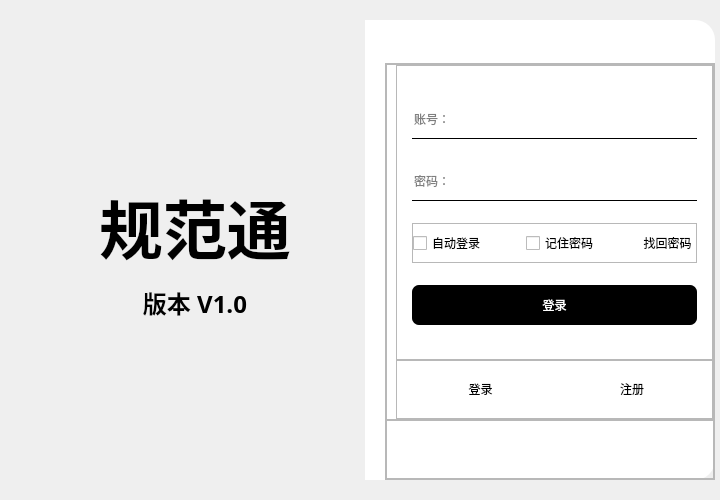
hyooeewee/Toolbox-of-Standard, file UI/Login.ui: the form before one commit.
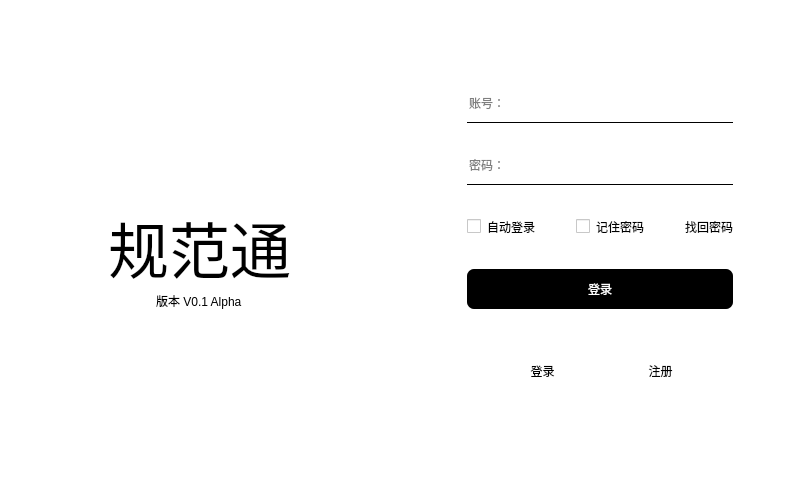
The form after the commit. Icons and pictures are not drawn.

The edit to the form file:
```diff
--- a/UI/Login.ui
+++ b/UI/Login.ui
@@ -6,7 +6,7 @@
    <rect>
     <x>0</x>
     <y>0</y>
-    <width>720</width>
+    <width>800</width>
     <height>500</height>
    </rect>
   </property>
@@ -16,6 +16,18 @@
     <verstretch>0</verstretch>
    </sizepolicy>
   </property>
+  <property name="minimumSize">
+   <size>
+    <width>800</width>
+    <height>500</height>
+   </size>
+  </property>
+  <property name="maximumSize">
+   <size>
+    <width>800</width>
+    <height>500</height>
+   </size>
+  </property>
   <property name="font">
    <font>
     <family>幼圆</family>
@@ -25,87 +37,127 @@
   <property name="windowTitle">
    <string>MainWindow</string>
   </property>
+  <property name="styleSheet">
+   <string notr="true">border: 0px;
+padding: 0px;
+margin: 0px;
+color: rgb(0, 0, 0);
+background-color: rgb(255, 255, 255);</string>
+  </property>
   <widget class="QWidget" name="centralwidget">
-   <property name="minimumSize">
-    <size>
-     <width>720</width>
-     <height>500</height>
-    </size>
+   <property name="styleSheet">
+    <string notr="true">#centralwidget{
+	background-color: rgb(255, 255, 255);
+	border-radius:20px;
+	margin: 5px;
+}
+
+QFrame,QLabel,QPushButton{
+	background-color: rgba(255, 0, 0, 0);
+}
+
+#frame_3{
+	margin: 30px;
+}</string>
    </property>
-   <property name="maximumSize">
-    <size>
-     <width>720</width>
-     <height>500</height>
-    </size>
-   </property>
-   <layout class="QHBoxLayout" name="horizontalLayout_5">
+   <layout class="QHBoxLayout" name="horizontalLayout_3">
+    <property name="spacing">
+     <number>0</number>
+    </property>
+    <property name="leftMargin">
+     <number>0</number>
+    </property>
+    <property name="topMargin">
+     <number>0</number>
+    </property>
+    <property name="rightMargin">
+     <number>0</number>
+    </property>
+    <property name="bottomMargin">
+     <number>0</number>
+    </property>
+    <item alignment="Qt::AlignHCenter">
+     <widget class="QFrame" name="frame_3">
+      <property name="sizePolicy">
+       <sizepolicy hsizetype="Expanding" vsizetype="Fixed">
+        <horstretch>5</horstretch>
+        <verstretch>0</verstretch>
+       </sizepolicy>
+      </property>
+      <property name="styleSheet">
+       <string notr="true"/>
+      </property>
+      <property name="frameShape">
+       <enum>QFrame::StyledPanel</enum>
+      </property>
+      <property name="frameShadow">
+       <enum>QFrame::Raised</enum>
+      </property>
+      <layout class="QVBoxLayout" name="verticalLayout">
     <property name="spacing">
-     <number>10</number>
+        <number>0</number>
     </property>
     <property name="leftMargin">
-     <number>10</number>
+        <number>0</number>
     </property>
     <property name="topMargin">
-     <number>10</number>
+        <number>0</number>
     </property>
     <property name="rightMargin">
-     <number>10</number>
+        <number>0</number>
     </property>
     <property name="bottomMargin">
-     <number>10</number>
-    </property>
-    <item>
-     <widget class="QLabel" name="label">
-      <property name="minimumSize">
-       <size>
-        <width>370</width>
-        <height>460</height>
-       </size>
-      </property>
-      <property name="maximumSize">
-       <size>
-        <width>350</width>
-        <height>460</height>
-       </size>
-      </property>
+        <number>0</number>
+       </property>
+       <item alignment="Qt::AlignHCenter">
+        <widget class="QLabel" name="label_icon">
+         <property name="styleSheet">
+          <string notr="true"/>
+         </property>
+         <property name="text">
+          <string/>
+         </property>
+         <property name="pixmap">
+          <pixmap resource="res.qrc">:/icons/icons/3914110.png</pixmap>
+         </property>
+        </widget>
+       </item>
+       <item alignment="Qt::AlignHCenter">
+        <widget class="QLabel" name="label_title">
       <property name="font">
        <font>
         <family>微软雅黑</family>
         <pointsize>46</pointsize>
        </font>
       </property>
+         <property name="styleSheet">
+          <string notr="true"/>
+         </property>
       <property name="text">
-       <string>&lt;html&gt;&lt;head/&gt;&lt;body&gt;&lt;p align=&quot;center&quot;&gt;&lt;img src=&quot;:/icons/icons/3914110.png&quot;/&gt;&lt;/p&gt;&lt;p align=&quot;center&quot;&gt;&lt;span style=&quot; font-size:48pt; font-weight:600;&quot;&gt;规范通&lt;/span&gt;&lt;/p&gt;&lt;p align=&quot;center&quot;&gt;&lt;span style=&quot; font-size:18pt; font-weight:600;&quot;&gt;版本 V1.0&lt;/span&gt;&lt;/p&gt;&lt;/body&gt;&lt;/html&gt;</string>
-      </property>
+          <string>规范通</string>
+         </property>
+        </widget>
+       </item>
+       <item alignment="Qt::AlignHCenter">
+        <widget class="QLabel" name="label_version">
+         <property name="text">
+          <string>版本 V0.1 Alpha</string>
+         </property>
+        </widget>
+       </item>
+      </layout>
      </widget>
     </item>
     <item>
      <widget class="QFrame" name="frame_2">
       <property name="sizePolicy">
-       <sizepolicy hsizetype="Preferred" vsizetype="Preferred">
-        <horstretch>0</horstretch>
+       <sizepolicy hsizetype="Expanding" vsizetype="Preferred">
+        <horstretch>5</horstretch>
         <verstretch>0</verstretch>
        </sizepolicy>
       </property>
-      <property name="minimumSize">
-       <size>
-        <width>350</width>
-        <height>460</height>
-       </size>
-      </property>
-      <property name="maximumSize">
-       <size>
-        <width>350</width>
-        <height>460</height>
-       </size>
-      </property>
       <property name="styleSheet">
-       <string notr="true">#frame_2{
-	background-color: rgb(255, 255, 255);
-	border-top-right-radius:20px;
-	border-bottom-right-radius:20px;
-	padding-left:20px;
-}</string>
+       <string notr="true"/>
       </property>
       <property name="frameShape">
        <enum>QFrame::StyledPanel</enum>
@@ -129,20 +181,38 @@
        <property name="bottomMargin">
         <number>0</number>
        </property>
-       <item>
+       <item alignment="Qt::AlignTop">
         <widget class="QFrame" name="frame">
+         <property name="sizePolicy">
+          <sizepolicy hsizetype="Preferred" vsizetype="Expanding">
+           <horstretch>0</horstretch>
+           <verstretch>1</verstretch>
+          </sizepolicy>
+         </property>
          <layout class="QHBoxLayout" name="horizontalLayout_2">
+          <property name="spacing">
+           <number>0</number>
+          </property>
+          <property name="leftMargin">
+           <number>0</number>
+          </property>
           <property name="topMargin">
-           <number>10</number>
+           <number>20</number>
           </property>
           <property name="rightMargin">
-           <number>10</number>
+           <number>20</number>
+          </property>
+          <property name="bottomMargin">
+           <number>0</number>
           </property>
           <item>
            <spacer name="horizontalSpacer">
             <property name="orientation">
              <enum>Qt::Horizontal</enum>
             </property>
+            <property name="sizeType">
+             <enum>QSizePolicy::Expanding</enum>
+            </property>
             <property name="sizeHint" stdset="0">
              <size>
               <width>40</width>
@@ -153,6 +223,12 @@
           </item>
           <item>
            <widget class="QPushButton" name="pushButton">
+            <property name="sizePolicy">
+             <sizepolicy hsizetype="Preferred" vsizetype="Preferred">
+              <horstretch>0</horstretch>
+              <verstretch>0</verstretch>
+             </sizepolicy>
+            </property>
             <property name="styleSheet">
              <string notr="true">QPushButton{
 	border:none;
@@ -181,108 +257,24 @@
          </layout>
         </widget>
        </item>
-       <item>
-        <widget class="QFrame" name="frame_3">
-         <property name="minimumSize">
-          <size>
-           <width>221</width>
-           <height>231</height>
-          </size>
-         </property>
-         <property name="frameShape">
-          <enum>QFrame::StyledPanel</enum>
-         </property>
-         <property name="frameShadow">
-          <enum>QFrame::Raised</enum>
-         </property>
-         <layout class="QVBoxLayout" name="verticalLayout">
-          <property name="spacing">
-           <number>0</number>
-          </property>
-          <property name="leftMargin">
-           <number>0</number>
-          </property>
-          <property name="topMargin">
-           <number>0</number>
-          </property>
-          <property name="rightMargin">
-           <number>0</number>
-          </property>
-          <property name="bottomMargin">
-           <number>0</number>
-          </property>
-          <item>
-           <widget class="QFrame" name="frame_4">
-            <property name="sizePolicy">
-             <sizepolicy hsizetype="Preferred" vsizetype="Expanding">
-              <horstretch>0</horstretch>
-              <verstretch>6</verstretch>
-             </sizepolicy>
-            </property>
-            <property name="frameShape">
-             <enum>QFrame::StyledPanel</enum>
-            </property>
-            <property name="frameShadow">
-             <enum>QFrame::Raised</enum>
-            </property>
-            <layout class="QVBoxLayout" name="verticalLayout_3">
-             <property name="spacing">
-              <number>0</number>
-             </property>
-             <property name="leftMargin">
-              <number>9</number>
-             </property>
-             <property name="topMargin">
-              <number>0</number>
-             </property>
-             <property name="rightMargin">
-              <number>0</number>
-             </property>
-             <property name="bottomMargin">
-              <number>0</number>
-             </property>
-             <item>
-              <widget class="QFrame" name="frame_6">
-               <property name="sizePolicy">
-                <sizepolicy hsizetype="Preferred" vsizetype="Expanding">
-                 <horstretch>0</horstretch>
-                 <verstretch>5</verstretch>
-                </sizepolicy>
-               </property>
-               <property name="frameShape">
-                <enum>QFrame::StyledPanel</enum>
-               </property>
-               <property name="frameShadow">
-                <enum>QFrame::Raised</enum>
-               </property>
-               <layout class="QVBoxLayout" name="verticalLayout_4">
-                <property name="spacing">
-                 <number>0</number>
-                </property>
-                <property name="leftMargin">
-                 <number>0</number>
-                </property>
-                <property name="topMargin">
-                 <number>0</number>
-                </property>
-                <property name="rightMargin">
-                 <number>0</number>
-                </property>
-                <property name="bottomMargin">
-                 <number>0</number>
-                </property>
-                <item>
+       <item alignment="Qt::AlignHCenter|Qt::AlignTop">
                  <widget class="QStackedWidget" name="stackedWidget_2">
+         <property name="sizePolicy">
+          <sizepolicy hsizetype="Preferred" vsizetype="Expanding">
+           <horstretch>0</horstretch>
+           <verstretch>4</verstretch>
+          </sizepolicy>
+         </property>
                   <property name="minimumSize">
                    <size>
-                    <width>0</width>
+           <width>250</width>
                     <height>250</height>
                    </size>
                   </property>
                   <property name="maximumSize">
                    <size>
                     <width>16777215</width>
-                    <height>250</height>
+           <height>16777215</height>
                    </size>
                   </property>
                   <property name="styleSheet">
@@ -562,15 +554,12 @@
                   </widget>
                  </widget>
                 </item>
-               </layout>
-              </widget>
-             </item>
-             <item>
+       <item alignment="Qt::AlignHCenter">
               <widget class="QFrame" name="frame_7">
                <property name="sizePolicy">
                 <sizepolicy hsizetype="Preferred" vsizetype="Expanding">
                  <horstretch>0</horstretch>
-                 <verstretch>1</verstretch>
+           <verstretch>2</verstretch>
                 </sizepolicy>
                </property>
                <property name="styleSheet">
@@ -590,7 +579,22 @@
                 <enum>QFrame::Raised</enum>
                </property>
                <layout class="QHBoxLayout" name="horizontalLayout">
-                <item>
+          <property name="spacing">
+           <number>80</number>
+          </property>
+          <property name="leftMargin">
+           <number>0</number>
+          </property>
+          <property name="topMargin">
+           <number>0</number>
+          </property>
+          <property name="rightMargin">
+           <number>0</number>
+          </property>
+          <property name="bottomMargin">
+           <number>0</number>
+          </property>
+          <item alignment="Qt::AlignTop">
                  <widget class="QPushButton" name="pushButton_Login">
                   <property name="text">
                    <string> 登录</string>
@@ -601,7 +605,7 @@
                   </property>
                  </widget>
                 </item>
-                <item>
+          <item alignment="Qt::AlignTop">
                  <widget class="QPushButton" name="pushButton_Register">
                   <property name="text">
                    <string> 注册</string>
@@ -618,83 +622,6 @@
             </layout>
            </widget>
           </item>
-          <item>
-           <widget class="QFrame" name="frame_5">
-            <property name="sizePolicy">
-             <sizepolicy hsizetype="Preferred" vsizetype="Expanding">
-              <horstretch>0</horstretch>
-              <verstretch>1</verstretch>
-             </sizepolicy>
-            </property>
-            <property name="frameShape">
-             <enum>QFrame::StyledPanel</enum>
-            </property>
-            <property name="frameShadow">
-             <enum>QFrame::Raised</enum>
-            </property>
-            <layout class="QHBoxLayout" name="horizontalLayout_4">
-             <property name="spacing">
-              <number>0</number>
-             </property>
-             <property name="leftMargin">
-              <number>0</number>
-             </property>
-             <property name="topMargin">
-              <number>0</number>
-             </property>
-             <property name="rightMargin">
-              <number>0</number>
-             </property>
-             <property name="bottomMargin">
-              <number>0</number>
-             </property>
-             <item>
-              <widget class="QStackedWidget" name="stackedWidget">
-               <property name="styleSheet">
-                <string notr="true">font: 12pt &quot;幼圆&quot;;</string>
-               </property>
-               <property name="currentIndex">
-                <number>1</number>
-               </property>
-               <widget class="QWidget" name="page">
-                <layout class="QHBoxLayout" name="horizontalLayout_7">
-                 <item alignment="Qt::AlignHCenter|Qt::AlignVCenter">
-                  <widget class="QLabel" name="label_Tips">
-                   <property name="styleSheet">
-                    <string notr="true"/>
-                   </property>
-                   <property name="text">
-                    <string/>
-                   </property>
-                  </widget>
-                 </item>
-                </layout>
-               </widget>
-               <widget class="QWidget" name="page_2">
-                <layout class="QHBoxLayout" name="horizontalLayout_3">
-                 <item alignment="Qt::AlignHCenter|Qt::AlignVCenter">
-                  <widget class="QLabel" name="label_Wrong">
-                   <property name="styleSheet">
-                    <string notr="true">color: rgb(255, 0, 0);</string>
-                   </property>
-                   <property name="text">
-                    <string/>
-                   </property>
-                  </widget>
-                 </item>
-                </layout>
-               </widget>
-              </widget>
-             </item>
-            </layout>
-           </widget>
-          </item>
-         </layout>
-        </widget>
-       </item>
-      </layout>
-     </widget>
-    </item>
    </layout>
   </widget>
   <action name="actionhuanying">
```
Left out of the diff: 8 changed lines with no effect on the pictures. Lines whose indentation alone changed are shown as unchanged.
